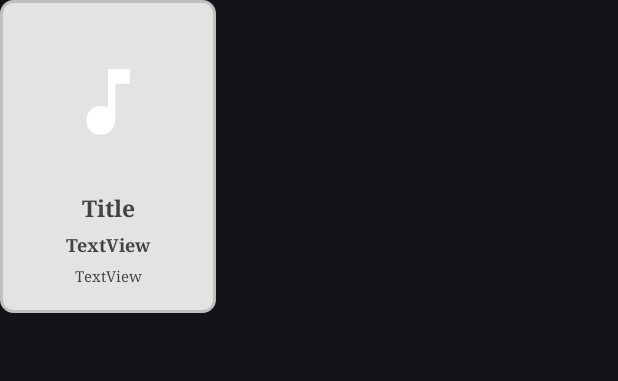
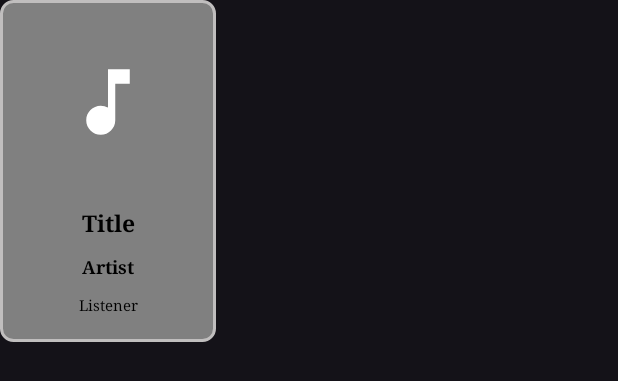
Before and after one commit to be9904/gptmusic, an Android app: the layout item_track.xml on its own in the app's theme, with its tools: preview values and no code run, on a phone screen of 412 x 824 dp. Shown: the top 381 px of the screen. Run offline under Robolectric (Android 15) with nearby library versions, the phone set to English and light mode, and no system bars.

Commit message:
implement track card

```diff
--- a/app/src/main/res/drawable/track_background.xml
+++ b/app/src/main/res/drawable/track_background.xml
@@ -8,7 +8,7 @@
         android:right="12dp"
         android:bottom="8dp" />
     <solid
-        android:color="#e3e3e3"/>
+        android:color="#808080"/>
     <corners
         android:radius="8dp"/>
     <stroke
--- a/app/src/main/res/layout/item_track.xml
+++ b/app/src/main/res/layout/item_track.xml
@@ -23,10 +23,10 @@
         android:layout_width="wrap_content"
         android:layout_height="wrap_content"
         android:layout_marginStart="10dp"
-        android:layout_marginTop="10dp"
+        android:layout_marginTop="20dp"
         android:layout_marginEnd="10dp"
         android:text="Title"
-        android:textColor="#434343"
+        android:textColor="#000000"
         android:textSize="15sp"
         android:textStyle="bold"
         android:typeface="serif"
@@ -38,9 +38,9 @@
         android:id="@+id/artistName"
         android:layout_width="wrap_content"
         android:layout_height="wrap_content"
-        android:layout_marginTop="5dp"
-        android:text="TextView"
-        android:textColor="#434343"
+        android:layout_marginTop="10dp"
+        android:text="Artist"
+        android:textColor="#000000"
         android:textSize="12sp"
         android:textStyle="bold"
         android:typeface="serif"
@@ -52,10 +52,10 @@
         android:id="@+id/listenerCnt"
         android:layout_width="wrap_content"
         android:layout_height="wrap_content"
-        android:layout_marginTop="5dp"
+        android:layout_marginTop="10dp"
         android:layout_marginBottom="10dp"
-        android:text="TextView"
-        android:textColor="#434343"
+        android:text="Listener"
+        android:textColor="#000000"
         android:textSize="10sp"
         android:typeface="serif"
         app:layout_constraintBottom_toBottomOf="parent"
```
Also changed, not shown: app/src/main/java/edu/skku/cs/gptmusic/api/APIHandler.kt (+57 -3 lines), app/src/main/java/edu/skku/cs/gptmusic/home/HomeAdapter.kt (+8 -4 lines).
